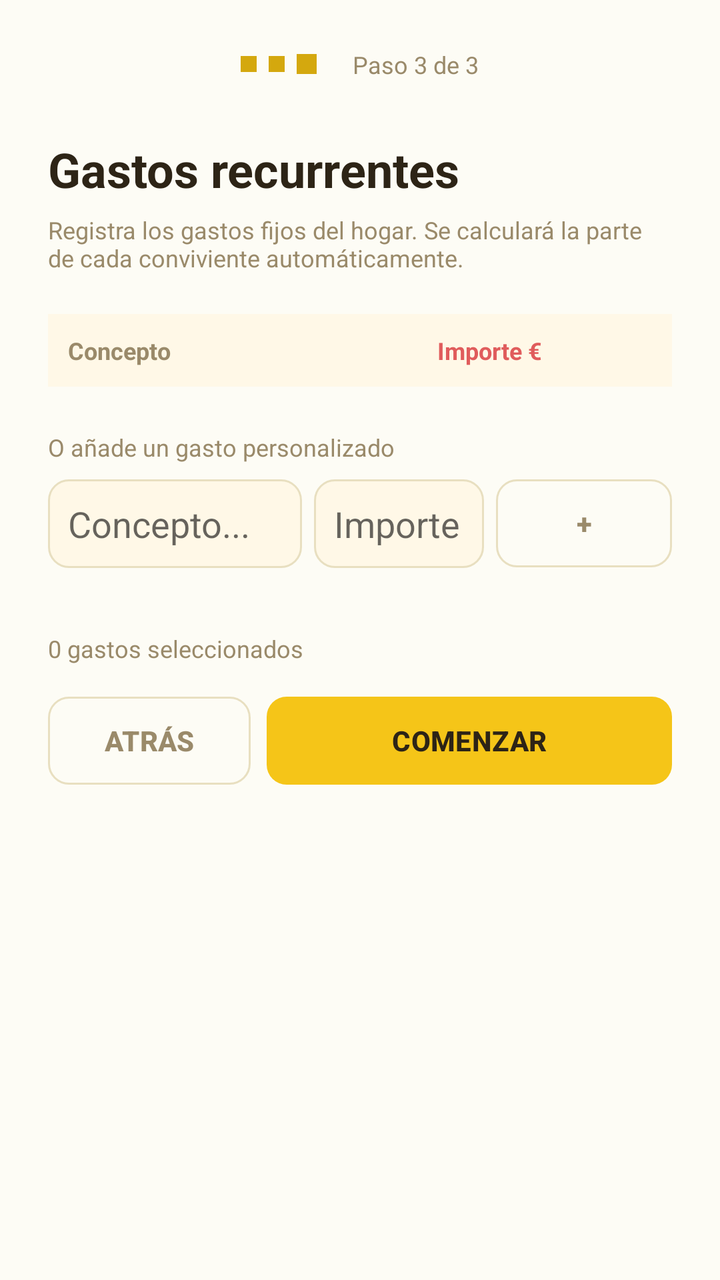
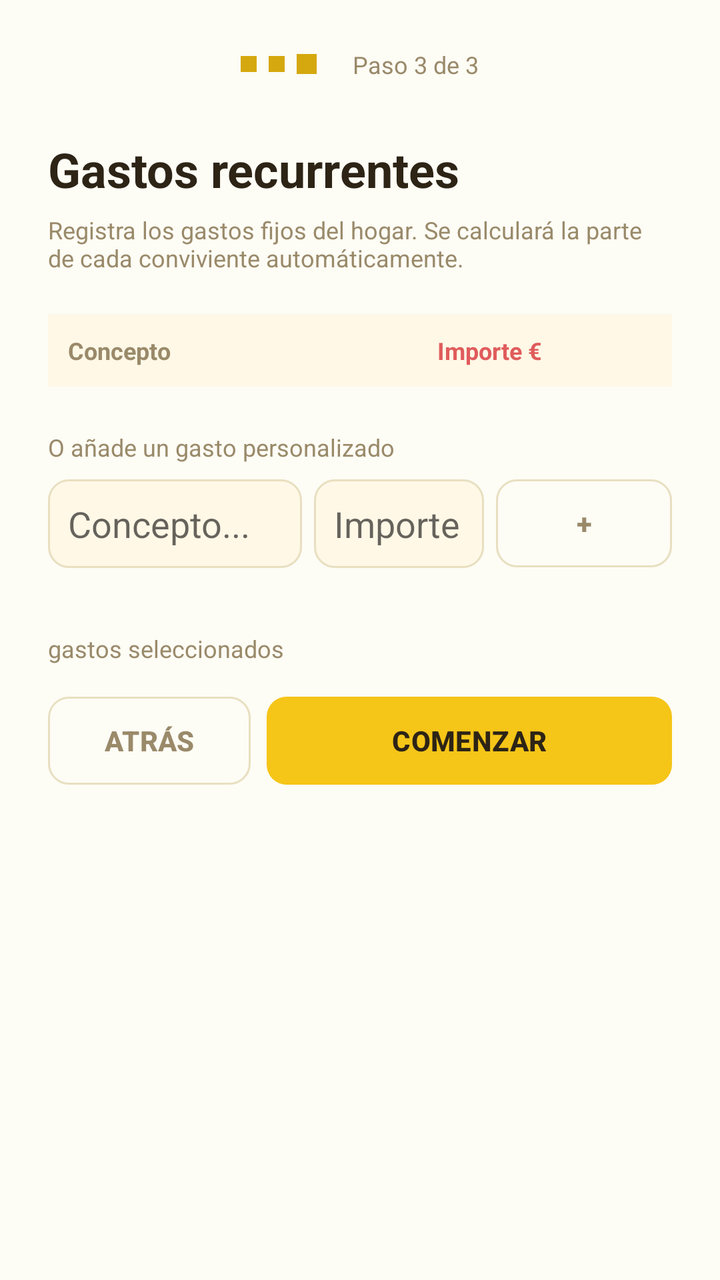

Screens rendered from an Android XML layout before and after an edit, with the pre-edit source and the edit as a unified diff.
<!-- AndroidManifest.xml: application theme Theme.HomneyApp -->
<!-- res/layout/activity_activity3_gastos_recurrentes.xml -->
<?xml version="1.0" encoding="utf-8"?>
<ScrollView xmlns:android="http://schemas.android.com/apk/res/android"
    android:layout_width="match_parent"
    android:layout_height="match_parent"
    android:background="@color/background"
    android:fillViewport="true">

    <LinearLayout
        android:layout_width="match_parent"
        android:layout_height="wrap_content"
        android:orientation="vertical"
        android:padding="24dp"
        android:paddingBottom="40dp">

        
        <LinearLayout
            android:layout_width="match_parent"
            android:layout_height="wrap_content"
            android:orientation="horizontal"
            android:gravity="center"
            android:layout_marginBottom="28dp">

            <View android:layout_width="8dp" android:layout_height="8dp"
                android:background="@color/accent_dark" android:layout_marginEnd="6dp" />
            <View
                android:layout_width="8dp" android:layout_height="8dp"
                android:background="@color/accent_dark" android:layout_marginEnd="6dp" />
            <View android:layout_width="10dp"
                android:layout_height="10dp"
                android:background="@color/accent_dark"
                android:layout_marginEnd="6dp"/>

            <TextView
                android:layout_width="wrap_content"
                android:layout_height="wrap_content"
                android:text="Paso 3 de 3"
                style="@style/Homney.Text.Muted"
                android:layout_marginStart="12dp" />
        </LinearLayout>

        
        <TextView
            android:layout_width="wrap_content"
            android:layout_height="wrap_content"
            android:text="Gastos recurrentes"
            android:textColor="@color/text"
            android:textSize="24sp"
            android:textStyle="bold"
            android:layout_marginBottom="6dp" />

        <TextView
            android:layout_width="match_parent"
            android:layout_height="wrap_content"
            android:text="Registra los gastos fijos del hogar. Se calculará la parte de cada conviviente automáticamente."
            style="@style/Homney.Text.Muted"
            android:layout_marginBottom="20dp" />

        
        <LinearLayout
            android:layout_width="match_parent"
            android:layout_height="wrap_content"
            android:orientation="horizontal"
            android:background="@color/surface_two"
            android:padding="10dp"
            android:layout_marginBottom="2dp">

            <TextView
                android:layout_width="0dp"
                android:layout_height="wrap_content"
                android:layout_weight="3"
                android:text="Concepto"
                android:textStyle="bold"
                android:textSize="12sp"
                android:textColor="@color/muted" />

            <TextView
                android:layout_width="0dp"
                android:layout_height="wrap_content"
                android:layout_weight="2"
                android:text="Importe €"
                android:textStyle="bold"
                android:textSize="12sp"
                android:textColor="@color/danger"
                android:gravity="end" />

            <TextView
                android:layout_width="0dp"
                android:layout_height="wrap_content"
                android:layout_weight="1"
                android:textSize="12sp"
                android:layout_marginStart="8dp" />
        </LinearLayout>

        
        <LinearLayout
            android:id="@+id/ll_gastos_tabla"
            android:layout_width="match_parent"
            android:layout_height="wrap_content"
            android:orientation="vertical"
            android:layout_marginBottom="20dp" />

        
        <TextView
            style="@style/Homney.Text.Muted"
            android:layout_width="wrap_content"
            android:layout_height="wrap_content"
            android:text="O añade un gasto personalizado"
            android:layout_marginBottom="8dp" />

        <LinearLayout
            android:layout_width="match_parent"
            android:layout_height="wrap_content"
            android:orientation="horizontal"
            android:gravity="center_vertical"
            android:layout_marginBottom="32dp">

            <EditText
                android:id="@+id/et_custom_nombre"
                android:layout_width="0dp"
                android:layout_height="wrap_content"
                android:layout_weight="3"
                android:hint="Concepto..."
                android:background="@drawable/bg_input"
                android:padding="10dp"
                android:inputType="textCapSentences"
                android:layout_marginEnd="6dp" />

            <EditText
                android:id="@+id/et_custom_importe"
                android:layout_width="0dp"
                android:layout_height="wrap_content"
                android:layout_weight="2"
                android:hint="Importe €"
                android:background="@drawable/bg_input"
                android:padding="10dp"
                android:inputType="numberDecimal"
                android:layout_marginEnd="6dp" />

            <Button
                android:id="@+id/btn_add_gasto"
                style="@style/Homney.Button.Ghost"
                android:layout_width="wrap_content"
                android:layout_height="wrap_content"
                android:text="+" />
        </LinearLayout>

        
        <TextView
            android:id="@+id/tv_resumen_gastos"
            style="@style/Homney.Text.Muted"
            android:layout_width="wrap_content"
            android:layout_height="wrap_content"
            android:text="0 gastos seleccionados"
            android:layout_marginBottom="16dp" />

        
        <LinearLayout
            android:layout_width="match_parent"
            android:layout_height="wrap_content"
            android:orientation="horizontal">

            <Button
                android:id="@+id/btn_atras"
                style="@style/Homney.Button.Ghost"
                android:layout_width="0dp"
                android:layout_height="wrap_content"
                android:layout_weight="1"
                android:text="Atrás"
                android:layout_marginEnd="8dp" />

            <Button
                android:id="@+id/btn_comenzar"
                style="@style/Homney.Button.Primary"
                android:layout_width="0dp"
                android:layout_height="wrap_content"
                android:layout_weight="2"
                android:text="Comenzar" />
        </LinearLayout>

    </LinearLayout>
</ScrollView>
<!-- resources referenced by this layout -->
<resources>
  <color name="accent_dark">#D4A80E</color>
  <color name="background">#FDFCF5</color>
  <color name="danger">#E05C5C</color>
  <color name="muted">#9A8A6A</color>
  <color name="surface_two">#FFF8E7</color>
  <color name="text">#2D2416</color>
  <!-- drawable bg_input (drawable) -->
  <?xml version="1.0" encoding="utf-8"?>
  <selector xmlns:android="http://schemas.android.com/apk/res/android">
  
      
      <item android:state_focused="true">
          <shape android:shape="rectangle">
              <solid android:color="@color/surface_two" />
              <stroke android:width="2dp" android:color="@color/accent" />
              <corners android:radius="10dp" />
          </shape>
      </item>
  
      
      <item>
          <shape android:shape="rectangle">
              <solid android:color="@color/surface_two" />
              <stroke android:width="1dp" android:color="@color/border" />
              <corners android:radius="10dp" />
          </shape>
      </item>
  
  </selector>
  <style name="Homney.Button.Ghost" parent="Homney.Button.Base">
          <item name="android:background">@drawable/bg_button_ghost</item>
          <item name="android:textColor">@color/muted</item>
      </style>
  <style name="Homney.Button.Primary" parent="Homney.Button.Base">
          <item name="android:background">@drawable/bg_button_primary</item>
          <item name="android:textColor">@color/text</item>
      </style>
  <style name="Homney.Text.Muted" parent="Homney.Text">
          <item name="android:textColor">@color/muted</item>
          <item name="android:textSize">12sp</item>
      </style>
  <style name="Theme.HomneyApp" parent="Theme.MaterialComponents.DayNight.DarkActionBar">
          
          <item name="colorPrimary">@color/accent</item>
          <item name="colorPrimaryVariant">@color/accent_dark</item>
          <item name="colorOnPrimary">@color/text</item>
          
          <item name="colorSecondary">@color/green</item>
          <item name="colorSecondaryVariant">@color/green_dark</item>
          <item name="colorOnSecondary">@color/text</item>
          
          <item name="android:colorBackground">@color/background</item>
          <item name="colorSurface">@color/surface</item>
          <item name="colorOnSurface">@color/text</item>
          
          <item name="android:statusBarColor" tools:targetApi="l">@color/accent_dark</item>
      </style>
  <color name="accent">#F5C518</color>
  <color name="border">#E8DFC0</color>
  <style name="Homney.Text" parent="" />
  <color name="green">#7CC87A</color>
  <color name="green_dark">#58A856</color>
  <color name="surface">#FFFFFFFF</color>
  <color name="accent_background">#FFF3C0</color>
  <color name="accent_disabled">#8CF5C518</color>
  <!-- unchanged entries left out for length: 3 -->
</resources>

<!-- the commit's change to res/layout/activity_activity3_gastos_recurrentes.xml (unified diff, before → after) -->
@@ -42,7 +42,7 @@
         <TextView
             android:layout_width="wrap_content"
             android:layout_height="wrap_content"
-            android:text="Gastos recurrentes"
+            android:text="@string/gastos_recurrentes"
             android:textColor="@color/text"
             android:textSize="24sp"
             android:textStyle="bold"
@@ -51,7 +51,7 @@
         <TextView
             android:layout_width="match_parent"
             android:layout_height="wrap_content"
-            android:text="Registra los gastos fijos del hogar. Se calculará la parte de cada conviviente automáticamente."
+            android:text="@string/registra_los_gastos_fijos_del_hogar_se_calcular_la_parte_de_cada_conviviente_autom_ticamente"
             style="@style/Homney.Text.Muted"
             android:layout_marginBottom="20dp" />
 
@@ -68,7 +68,7 @@
                 android:layout_width="0dp"
                 android:layout_height="wrap_content"
                 android:layout_weight="3"
-                android:text="Concepto"
+                android:text="@string/concepto_title"
                 android:textStyle="bold"
                 android:textSize="12sp"
                 android:textColor="@color/muted" />
@@ -104,7 +104,7 @@
             style="@style/Homney.Text.Muted"
             android:layout_width="wrap_content"
             android:layout_height="wrap_content"
-            android:text="O añade un gasto personalizado"
+            android:text="@string/o_a_ade_un_gasto_personalizado"
             android:layout_marginBottom="8dp" />
 
         <LinearLayout
@@ -119,7 +119,7 @@
                 android:layout_width="0dp"
                 android:layout_height="wrap_content"
                 android:layout_weight="3"
-                android:hint="Concepto..."
+                android:hint="@string/concepto_hint"
                 android:background="@drawable/bg_input"
                 android:padding="10dp"
                 android:inputType="textCapSentences"
@@ -150,7 +150,7 @@
             style="@style/Homney.Text.Muted"
             android:layout_width="wrap_content"
             android:layout_height="wrap_content"
-            android:text="0 gastos seleccionados"
+            android:text="@string/_0_gastos_seleccionados"
             android:layout_marginBottom="16dp" />
 
         
@@ -165,7 +165,7 @@
                 android:layout_width="0dp"
                 android:layout_height="wrap_content"
                 android:layout_weight="1"
-                android:text="Atrás"
+                android:text="@string/atras"
                 android:layout_marginEnd="8dp" />
 
             <Button
@@ -174,7 +174,7 @@
                 android:layout_width="0dp"
                 android:layout_height="wrap_content"
                 android:layout_weight="2"
-                android:text="Comenzar" />
+                android:text="@string/comenzar" />
         </LinearLayout>
 
     </LinearLayout>
<!-- resource entries referenced after the edit -->
@@ -29,6 +29,14 @@
       </item>
   
   </selector>
+  <string name="_0_gastos_seleccionados">gastos seleccionados</string>
+  <string name="atras">Atrás</string>
+  <string name="comenzar">Comenzar</string>
+  <string name="concepto_hint">Concepto...</string>
+  <string name="concepto_title">Concepto</string>
+  <string name="gastos_recurrentes">Gastos recurrentes</string>
+  <string name="o_a_ade_un_gasto_personalizado">O añade un gasto personalizado</string>
+  <string name="registra_los_gastos_fijos_del_hogar_se_calcular_la_parte_de_cada_conviviente_autom_ticamente">Registra los gastos fijos del hogar. Se calculará la parte de cada conviviente automáticamente.</string>
   <style name="Homney.Button.Ghost" parent="Homney.Button.Base">
           <item name="android:background">@drawable/bg_button_ghost</item>
           <item name="android:textColor">@color/muted</item>
